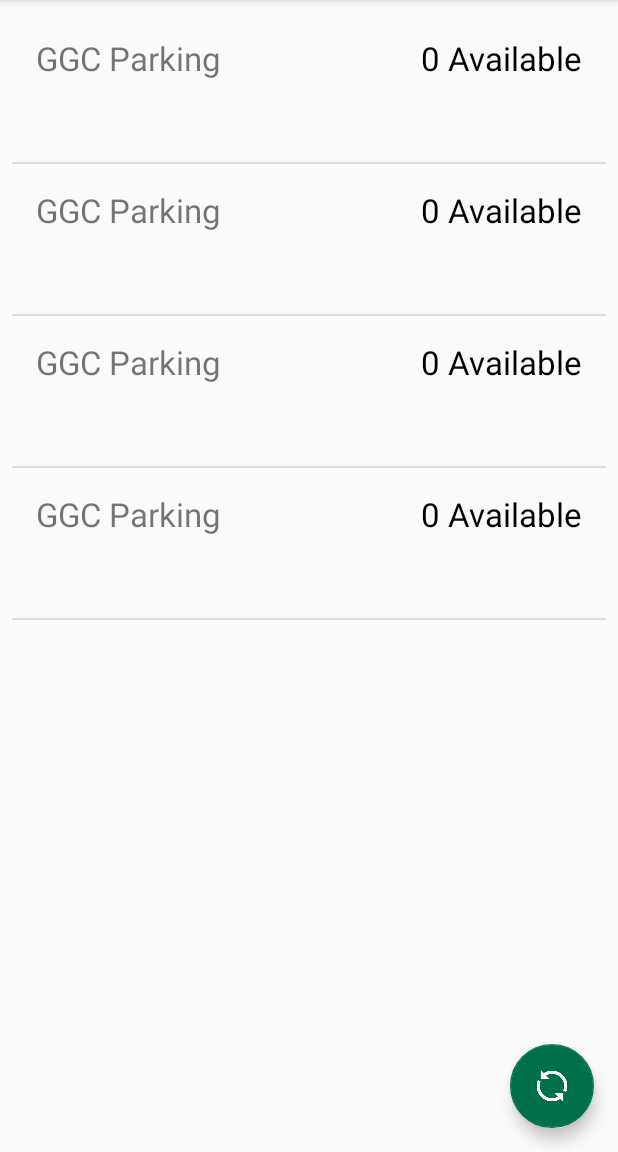
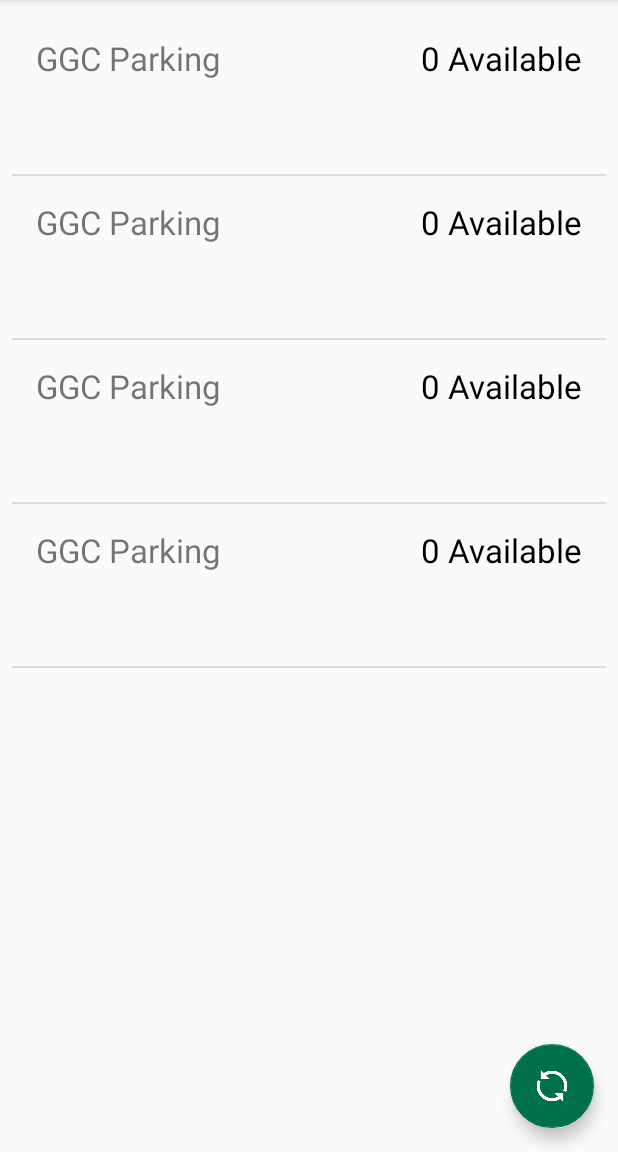
Before and after one commit to aknobloch/F3C-GGC, an Android app: the screen it shows after launch (MainActivity), on a phone screen of 412 x 824 dp, the part 84-1236 px from its top. Run offline under Robolectric (Android 15) with nearby library versions, the phone set to English and light mode, and no system bars; 14 statements that could not run were skipped.

Commit message:
Adds padding below list view layout

```diff
--- a/app/src/main/res/layout/list_display_layout.xml
+++ b/app/src/main/res/layout/list_display_layout.xml
@@ -46,7 +46,8 @@
         android:layout_marginTop="8dp"
         app:layout_constraintTop_toBottomOf="@+id/location"
         android:layout_marginStart="16dp"
-        app:layout_constraintLeft_toLeftOf="parent" />
+        app:layout_constraintLeft_toLeftOf="parent"
+        android:paddingBottom="8dp" />
 
 
 </android.support.constraint.ConstraintLayout>
```
